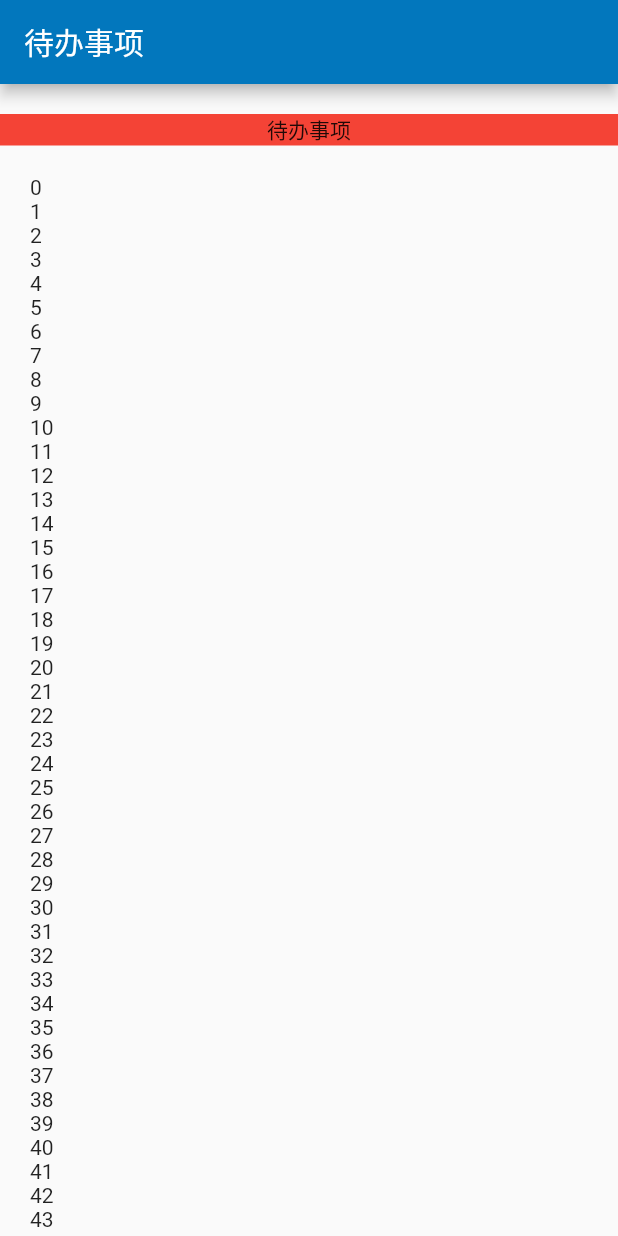
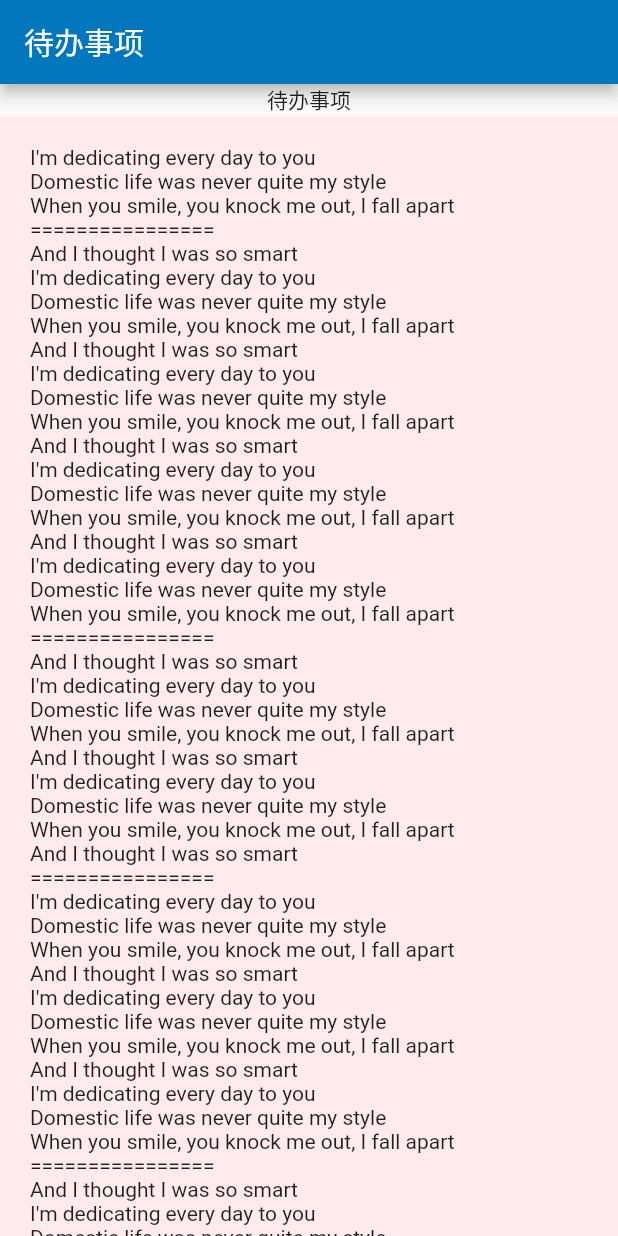
Before and after one commit to FoxDaxian/flutter_get_start, a Flutter app: the screen it shows after launch, on a phone screen of 412 x 824 dp. Run offline on Flutter 3.47's test engine with Material 2 defaults, Android fonts, the phone set to English and light mode, and no system bars.

Commit message:
update: 将listview和其他widget同时布局的一版

```diff
--- a/lib/main.dart
+++ b/lib/main.dart
@@ -17,23 +17,18 @@ class MyApp extends StatelessWidget {
         appBar: new AppBar(
           title: new Text('待办事项'),
         ),
-        // 因为高度高出app设备，所以需要用 SingleChildScrollView 包裹一层
-        body: new SingleChildScrollView(
-          child: new Column(
-            children: <Widget>[
-              new Container(
-                color: Colors.red,
-                margin: EdgeInsets.only(top: 20.0),
-                child: new Row(
-                  mainAxisAlignment: MainAxisAlignment.center,
-                  children: <Widget>[
-                    new Text('待办事项'),
-                  ],
+        body: new Column(
+          children: <Widget>[
+            new Text('待办事项'),
+            new Container(
+              child: new Expanded(
+                child: new Container(
+                  color: Colors.red[50],
+                  child: new TodoList(),
                 ),
               ),
-              new TodoList(),
-            ],
-          ),
+            )
+          ],
         ),
       ),
     );
@@ -48,83 +43,82 @@ class TodoList extends StatefulWidget {
 }
 
 class TodoListState extends State<TodoList> {
-  var lists = <String>[
-    '12',
-    '123',
-    '123',
-    '123',
-    '123',
-    '123',
-    '12',
-    '123',
-    '123',
-    '123',
-    '123',
-    '123',
-    '12',
-    '123',
-    '123',
-    '123',
-    '123',
-    '123',
-    '12',
-    '123',
-    '123',
-    '123',
-    '123',
-    '123',
-    '12',
-    '123',
-    '123',
-    '123',
-    '123',
-    '123',
-    '12',
-    '123',
-    '123',
-    '123',
-    '123',
-    '123',
-    '12',
-    '123',
-    '123',
-    '123',
-    '123',
-    '123',
-    '12',
-    '123',
-    '123',
-    '123',
-    '123',
-    '123',
-    '12',
-    '123',
-    '123',
-    '123',
-    '123',
-    '123',
-    '12',
-    '123',
-    '123',
-    '123',
-    '123',
-    '123',
-  ];
-
-  @override
-  void initState() {
-    super.initState();
-  }
-
   @override
   Widget build(BuildContext context) {
-    return new ListView.builder(
+    return new ListView(
       shrinkWrap: true,
       padding: const EdgeInsets.all(20.0),
-      itemCount: lists.length,
-      itemBuilder: (BuildContext context, int index) {
-        return new Text('$index');
-      },
+      children: <Widget>[
+        const Text('I\'m dedicating every day to you'),
+        const Text('Domestic life was never quite my style'),
+        const Text('When you smile, you knock me out, I fall apart'),
+        const Text('================'),
+        const Text('And I thought I was so smart'),
+        const Text('I\'m dedicating every day to you'),
+        const Text('Domestic life was never quite my style'),
+        const Text('When you smile, you knock me out, I fall apart'),
+        const Text('And I thought I was so smart'),
+        const Text('I\'m dedicating every day to you'),
+        const Text('Domestic life was never quite my style'),
+        const Text('When you smile, you knock me out, I fall apart'),
+        const Text('And I thought I was so smart'),
+        const Text('I\'m dedicating every day to you'),
+        const Text('Domestic life was never quite my style'),
+        const Text('When you smile, you knock me out, I fall apart'),
+        const Text('And I thought I was so smart'),
+        const Text('I\'m dedicating every day to you'),
+        const Text('Domestic life was never quite my style'),
+        const Text('When you smile, you knock me out, I fall apart'),
+        const Text('================'),
+        const Text('And I thought I was so smart'),
+        const Text('I\'m dedicating every day to you'),
+        const Text('Domestic life was never quite my style'),
+        const Text('When you smile, you knock me out, I fall apart'),
+        const Text('And I thought I was so smart'),
+        const Text('I\'m dedicating every day to you'),
+        const Text('Domestic life was never quite my style'),
+        const Text('When you smile, you knock me out, I fall apart'),
+        const Text('And I thought I was so smart'),
+        const Text('================'),
+        const Text('I\'m dedicating every day to you'),
+        const Text('Domestic life was never quite my style'),
+        const Text('When you smile, you knock me out, I fall apart'),
+        const Text('And I thought I was so smart'),
+        const Text('I\'m dedicating every day to you'),
+        const Text('Domestic life was never quite my style'),
+        const Text('When you smile, you knock me out, I fall apart'),
+        const Text('And I thought I was so smart'),
+        const Text('I\'m dedicating every day to you'),
+        const Text('Domestic life was never quite my style'),
+        const Text('When you smile, you knock me out, I fall apart'),
+        const Text('================'),
+        const Text('And I thought I was so smart'),
+        const Text('I\'m dedicating every day to you'),
+        const Text('Domestic life was never quite my style'),
+        const Text('When you smile, you knock me out, I fall apart'),
+        const Text('And I thought I was so smart'),
+        const Text('I\'m dedicating every day to you'),
+        const Text('Domestic life was never quite my style'),
+        const Text('When you smile, you knock me out, I fall apart'),
+        const Text('And I thought I was so smart'),
+        const Text('I\'m dedicating every day to you'),
+        const Text('Domestic life was never quite my style'),
+        const Text('When you smile, you knock me out, I fall apart'),
+        const Text('And I thought I was so smart'),
+        const Text('I\'m dedicating every day to you'),
+        const Text('Domestic life was never quite my style'),
+        const Text('When you smile, you knock me out, I fall apart'),
+        const Text('And I thought I was so smart'),
+        const Text('I\'m dedicating every day to you'),
+        const Text('Domestic life was never quite my style'),
+        const Text('When you smile, you knock me out, I fall apart'),
+        const Text('And I thought I was so smart'),
+        const Text('I\'m dedicating every day to you'),
+        const Text('Domestic life was never quite my style'),
+        const Text('================'),
+        const Text('When you smile, you knock me out, I fall apart'),
+        const Text('And I thought I was so smart'),
+      ],
     );
   }
 }
```
